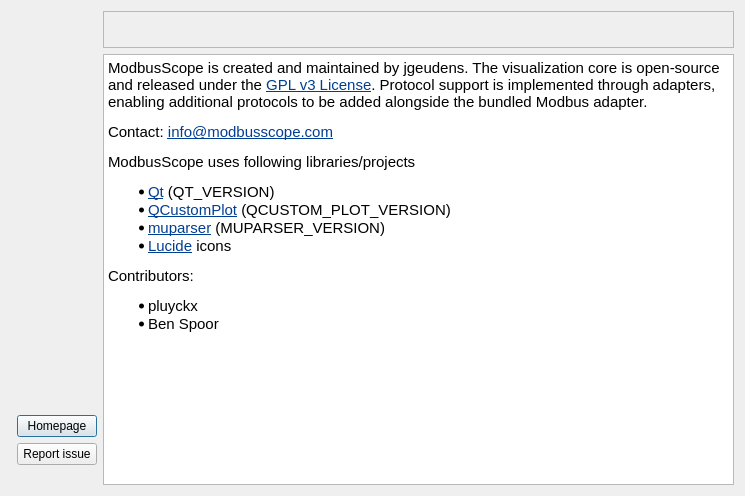
The window that src/dialogs/aboutdialog.ui (ModbusScope/ModbusScope) describes before a commit, drawn with Qt 5.
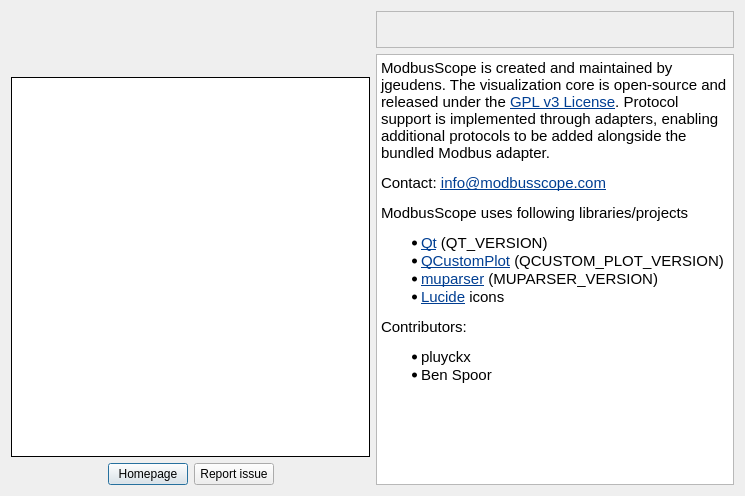
The same window after the commit. Icons and pictures are not drawn.

Commit message:
Show all configured adapters in About dialog
Previously the About dialog only showed the first adapter's version
and license, discarding the rest via a break in the loop over
adapterIds(). Rework the left column to list every adapter (name,
version, license) in a scrollable box that fills the space below the
logo, with the logo centered and the Homepage/Report issue buttons
moved below the list.

What changed in the file:
```diff
--- a/src/dialogs/aboutdialog.ui
+++ b/src/dialogs/aboutdialog.ui
@@ -22,81 +22,10 @@
   <property name="modal">
    <bool>true</bool>
   </property>
-  <layout class="QHBoxLayout" name="horizontalLayout_2">
+  <layout class="QHBoxLayout" name="horizontalLayout_2" stretch="1,1">
    <item>
     <layout class="QGridLayout" name="gridLayout">
-     <item row="4" column="1" colspan="2">
-      <widget class="QLabel" name="lblAdapterVersion">
-       <property name="font">
-        <font>
-         <pointsize>11</pointsize>
-        </font>
-       </property>
-       <property name="text">
-        <string/>
-       </property>
-       <property name="alignment">
-        <set>Qt::AlignmentFlag::AlignCenter</set>
-       </property>
-      </widget>
-     </item>
-     <item row="6" column="1" colspan="2">
-      <widget class="QLabel" name="lblLicenseInfo">
-       <property name="font">
-        <font>
-         <pointsize>9</pointsize>
-        </font>
-       </property>
-       <property name="text">
-        <string/>
-       </property>
-       <property name="textFormat">
-        <enum>Qt::TextFormat::PlainText</enum>
-       </property>
-       <property name="alignment">
-        <set>Qt::AlignmentFlag::AlignCenter</set>
-       </property>
-       <property name="wordWrap">
-        <bool>true</bool>
-       </property>
-      </widget>
-     </item>
-     <item row="5" column="2">
-      <layout class="QHBoxLayout" name="horizontalLayout">
-       <item>
-        <layout class="QVBoxLayout" name="verticalLayout">
-         <item>
-          <spacer name="verticalSpacer">
-           <property name="orientation">
-            <enum>Qt::Orientation::Vertical</enum>
-           </property>
-           <property name="sizeHint" stdset="0">
-            <size>
-             <width>20</width>
-             <height>40</height>
-            </size>
-           </property>
-          </spacer>
-         </item>
-         <item>
-          <widget class="QPushButton" name="btnHomepage">
-           <property name="text">
-            <string>Homepage</string>
-           </property>
-          </widget>
-         </item>
-         <item>
-          <widget class="QPushButton" name="btnLicense">
-           <property name="text">
-            <string>Report issue</string>
-           </property>
-          </widget>
-         </item>
-        </layout>
-       </item>
-      </layout>
-     </item>
-     <item row="1" column="1" colspan="2">
+     <item row="0" column="0" colspan="2">
       <widget class="QLabel" name="label">
        <property name="text">
         <string/>
@@ -104,12 +33,15 @@
        <property name="pixmap">
         <pixmap>:/about_images/resources/icon/icon-128x128.png</pixmap>
        </property>
+       <property name="alignment">
+        <set>Qt::AlignmentFlag::AlignCenter</set>
+       </property>
        <property name="margin">
         <number>32</number>
        </property>
       </widget>
      </item>
-     <item row="2" column="1" colspan="2">
+     <item row="1" column="0" colspan="2">
       <widget class="QLabel" name="lblVersion">
        <property name="font">
         <font>
@@ -125,7 +57,7 @@
        </property>
       </widget>
      </item>
-     <item row="3" column="1" colspan="2">
+     <item row="2" column="0" colspan="2">
       <widget class="QLabel" name="lblDebug">
        <property name="font">
         <font>
@@ -140,6 +72,88 @@
        </property>
       </widget>
      </item>
+     <item row="3" column="0" colspan="2">
+      <widget class="QTextBrowser" name="textAdapters">
+       <property name="sizePolicy">
+        <sizepolicy hsizetype="Expanding" vsizetype="Expanding">
+         <horstretch>0</horstretch>
+         <verstretch>1</verstretch>
+        </sizepolicy>
+       </property>
+       <property name="frameShape">
+        <enum>QFrame::Shape::Box</enum>
+       </property>
+       <property name="frameShadow">
+        <enum>QFrame::Shadow::Plain</enum>
+       </property>
+       <property name="lineWidth">
+        <number>1</number>
+       </property>
+       <property name="undoRedoEnabled">
+        <bool>false</bool>
+       </property>
+       <property name="readOnly">
+        <bool>true</bool>
+       </property>
+       <property name="html">
+        <string>&lt;!DOCTYPE HTML PUBLIC &quot;-//W3C//DTD HTML 4.0//EN&quot; &quot;http://www.w3.org/TR/REC-html40/strict.dtd&quot;&gt;
+&lt;html&gt;&lt;head&gt;&lt;meta name=&quot;qrichtext&quot; content=&quot;1&quot; /&gt;&lt;meta charset=&quot;utf-8&quot; /&gt;&lt;style type=&quot;text/css&quot;&gt;
+p, li { white-space: pre-wrap; }
+hr { height: 1px; border-width: 0; }
+li.unchecked::marker { content: &quot;\2610&quot;; }
+li.checked::marker { content: &quot;\2612&quot;; }
+&lt;/style&gt;&lt;/head&gt;&lt;body style=&quot; font-family:'Adwaita Sans'; font-size:11pt; font-weight:400; font-style:normal;&quot;&gt;
+&lt;p style=&quot;-qt-paragraph-type:empty; margin-top:0px; margin-bottom:0px; margin-left:0px; margin-right:0px; -qt-block-indent:0; text-indent:0px;&quot;&gt;&lt;br /&gt;&lt;/p&gt;&lt;/body&gt;&lt;/html&gt;</string>
+       </property>
+       <property name="openExternalLinks">
+        <bool>false</bool>
+       </property>
+      </widget>
+     </item>
+     <item row="4" column="0" colspan="2">
+      <layout class="QHBoxLayout" name="horizontalLayout">
+       <item>
+        <spacer name="horizontalSpacerLeft">
+         <property name="orientation">
+          <enum>Qt::Orientation::Horizontal</enum>
+         </property>
+         <property name="sizeHint" stdset="0">
+          <size>
+           <width>0</width>
+           <height>0</height>
+          </size>
+         </property>
+        </spacer>
+       </item>
+       <item>
+        <widget class="QPushButton" name="btnHomepage">
+         <property name="text">
+          <string>Homepage</string>
+         </property>
+        </widget>
+       </item>
+       <item>
+        <widget class="QPushButton" name="btnLicense">
+         <property name="text">
+          <string>Report issue</string>
+         </property>
+        </widget>
+       </item>
+       <item>
+        <spacer name="horizontalSpacerRight">
+         <property name="orientation">
+          <enum>Qt::Orientation::Horizontal</enum>
+         </property>
+         <property name="sizeHint" stdset="0">
+          <size>
+           <width>0</width>
+           <height>0</height>
+          </size>
+         </property>
+        </spacer>
+       </item>
+      </layout>
+     </item>
     </layout>
    </item>
    <item>
```
The commit also changes 2 other files.
